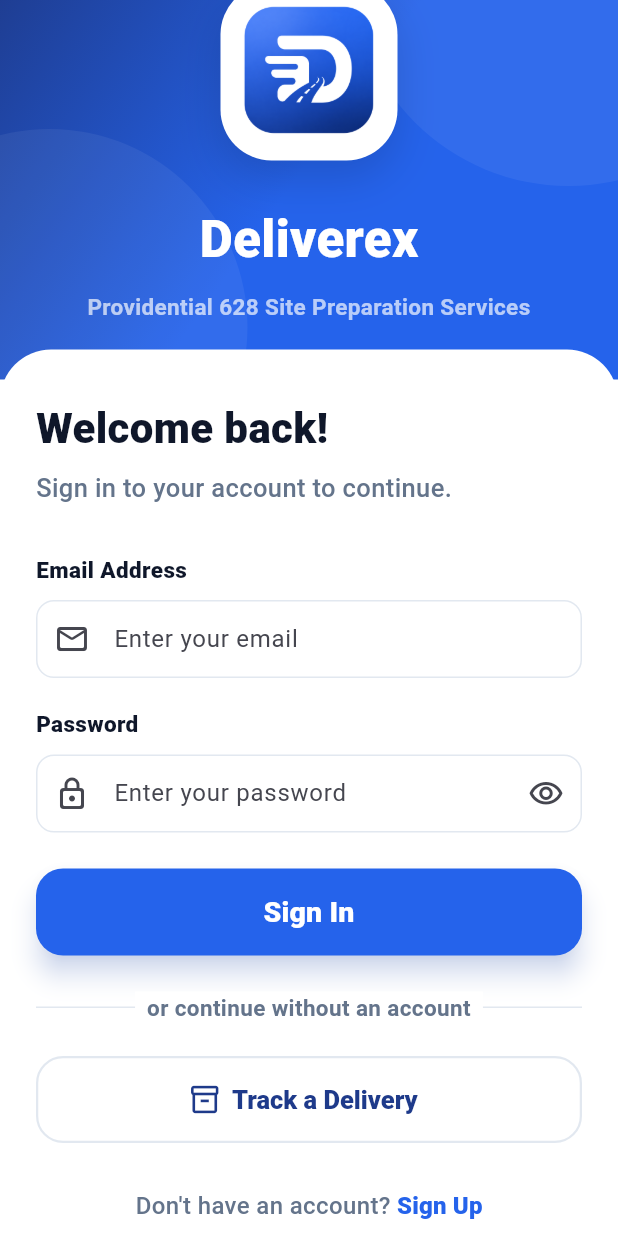
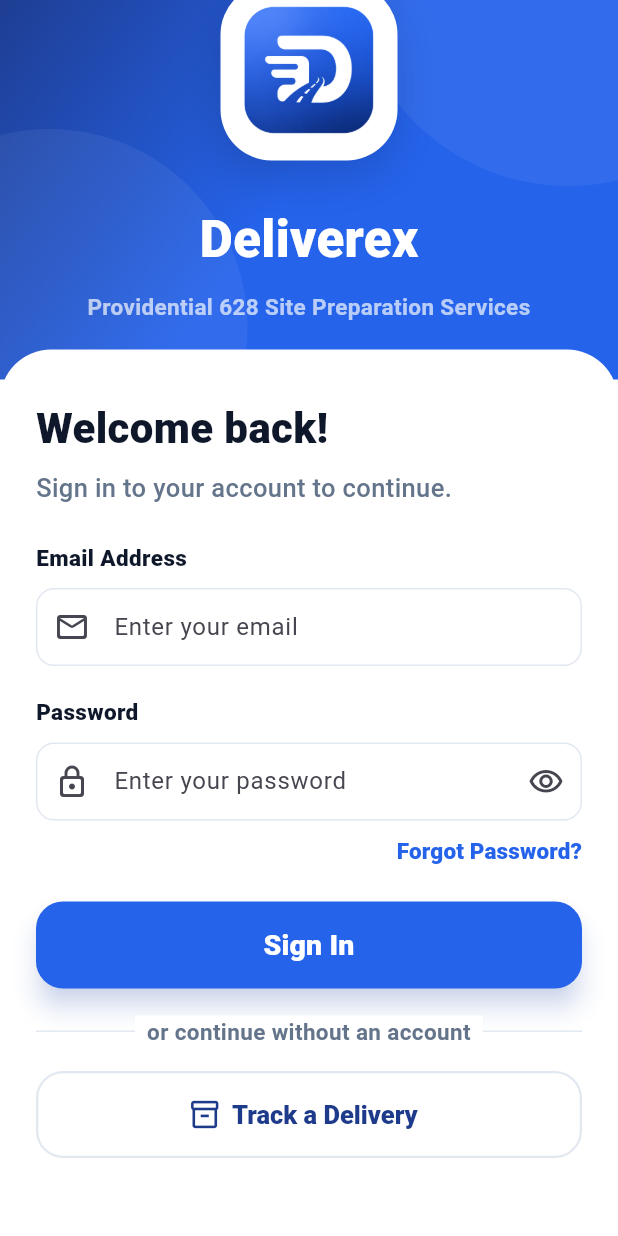
Before and after one commit to gppamor-rgb/deliverexapp, a Flutter app: the screen it shows after launch, scrolled down 39 dp, on a phone screen of 412 x 824 dp. Run offline on Flutter 3.47's test engine with Material 3 defaults, Android fonts, the phone set to English and light mode, and no system bars; our stand-ins replace connectivity_plus, dio, file_picker, flutter_secure_storage, geolocator, image_picker and 1 more; missing offline and left inert: workmanager; accounts and stored records are empty.

Commit message:
feat: add customer password reset flow

```diff
--- a/lib/screens/start_screen.dart
+++ b/lib/screens/start_screen.dart
@@ -5,8 +5,8 @@ import '../core/app_colors.dart';
 import '../core/sizes.dart';
 import '../core/transitions.dart';
 import '../services/auth_service.dart';
+import 'customer_forgot_password_screen.dart';
 import 'customer_shell_screen.dart';
-import 'customer_signup_screen.dart';
 import 'driver_shell_screen.dart';
 import 'tracking_screen.dart';
 
@@ -286,7 +286,7 @@ class _LoginPanel extends StatelessWidget {
                       fontWeight: FontWeight.w500,
                     ),
                   ),
-                  const SizedBox(height: Sizes.s32),
+                  const SizedBox(height: Sizes.s24),
                   const _FieldLabel('Email Address'),
                   const SizedBox(height: Sizes.s10),
                   TextFormField(
@@ -336,8 +336,35 @@ class _LoginPanel extends StatelessWidget {
                     },
                     onFieldSubmitted: (_) => onLogin(),
                   ),
+                  Align(
+                    alignment: Alignment.centerRight,
+                    child: TextButton(
+                      onPressed: submitting
+                          ? null
+                          : () {
+                              HapticFeedback.lightImpact();
+                              AppTransitions.push(
+                                context,
+                                const CustomerForgotPasswordScreen(),
+                              );
+                            },
+                      style: TextButton.styleFrom(
+                        padding: const EdgeInsets.only(top: Sizes.s4),
+                        minimumSize: const Size(0, 36),
+                        tapTargetSize: MaterialTapTargetSize.shrinkWrap,
+                      ),
+                      child: const Text(
+                        'Forgot Password?',
+                        style: TextStyle(
+                          color: AppColors.primary,
+                          fontSize: 15,
+                          fontWeight: FontWeight.w900,
+                        ),
+                      ),
+                    ),
+                  ),
                   if (error != null) ...[
-                    const SizedBox(height: Sizes.s16),
+                    const SizedBox(height: Sizes.s12),
                     Container(
                       padding: const EdgeInsets.all(Sizes.s12),
                       decoration: BoxDecoration(
@@ -353,7 +380,7 @@ class _LoginPanel extends StatelessWidget {
                       ),
                     ),
                   ],
-                  const SizedBox(height: Sizes.s24),
+                  const SizedBox(height: Sizes.s18),
                   SizedBox(
                     height: 58,
                     child: FilledButton(
@@ -396,9 +423,9 @@ class _LoginPanel extends StatelessWidget {
                             ),
                     ),
                   ),
-                  const SizedBox(height: Sizes.s24),
+                  const SizedBox(height: Sizes.s18),
                   const _DividerLabel(label: 'or continue without an account'),
-                  const SizedBox(height: Sizes.s22),
+                  const SizedBox(height: Sizes.s16),
                   SizedBox(
                     height: 58,
                     child: OutlinedButton.icon(
@@ -428,45 +455,6 @@ class _LoginPanel extends StatelessWidget {
                         ),
                       ),
                     ),
-                  ),
-                  const SizedBox(height: Sizes.s24),
-                  Wrap(
-                    alignment: WrapAlignment.center,
-                    crossAxisAlignment: WrapCrossAlignment.center,
-                    children: [
-                      const Text(
-                        "Don't have an account? ",
-                        style: TextStyle(
-                          color: AppColors.mutedText,
-                          fontSize: 16,
-                          fontWeight: FontWeight.w500,
-                        ),
-                      ),
-                      TextButton(
-                        onPressed: submitting
-                            ? null
-                            : () {
-                                HapticFeedback.lightImpact();
-                                AppTransitions.push(
-                                  context,
-                                  const CustomerSignupScreen(),
-                                );
-                              },
-                        style: TextButton.styleFrom(
-                          padding: EdgeInsets.zero,
-                          minimumSize: const Size(0, 36),
-                          tapTargetSize: MaterialTapTargetSize.shrinkWrap,
-                        ),
-                        child: const Text(
-                          'Sign Up',
-                          style: TextStyle(
-                            color: AppColors.primary,
-                            fontSize: 16,
-                            fontWeight: FontWeight.w900,
-                          ),
-                        ),
-                      ),
-                    ],
                   ),
                 ],
               ),
--- a/lib/services/chatbot_service.dart
+++ b/lib/services/chatbot_service.dart
@@ -6,7 +6,10 @@ class ChatbotService {
   bool useMock;
   final _random = Random();
 
-  Future<String> sendMessage(String message, List<Map<String, String>> history) async {
+  Future<String> sendMessage(
+    String message,
+    List<Map<String, String>> history,
+  ) async {
     if (useMock) {
       await Future.delayed(Duration(milliseconds: 600 + _random.nextInt(900)));
       return _mockReply(message);
@@ -14,7 +17,10 @@ class ChatbotService {
     return _realRequest(message, history);
   }
 
-  Future<String> _realRequest(String message, List<Map<String, String>> history) async {
+  Future<String> _realRequest(
+    String message,
+    List<Map<String, String>> history,
+  ) async {
     throw UnimplementedError('Backend chatbot endpoint not yet connected.');
   }
 
@@ -45,7 +51,8 @@ class ChatbotService {
       ]);
     }
 
-    if (lower.contains('job order') || lower.contains('what is') && lower.contains('id')) {
+    if (lower.contains('job order') ||
+        lower.contains('what is') && lower.contains('id')) {
       return _pick([
         'A Job Order ID is a unique code assigned to every delivery request in our system. You can find it in your booking confirmation email or on your account dashboard.',
         "It's a unique identifier for your delivery. You'll receive it when you create a job order through our platform.",
@@ -57,12 +64,14 @@ class ChatbotService {
         lower.contains('register') ||
         lower.contains('create')) {
       return _pick([
-        'To create an account, go to the Start Screen and tap "Sign Up as Customer". You can also log in if you already have an account.',
-        "You can create a customer account by tapping the sign-up option on the main screen. If you're having trouble, our support team is happy to help!",
+        'Customer accounts are created through the Deliverex team or your company setup. Contact support if you need account access.',
+        "If you need customer account access, contact support so the team can help with your company setup.",
       ]);
     }
 
-    if (lower.contains('login') || lower.contains('sign in') || lower.contains('log in')) {
+    if (lower.contains('login') ||
+        lower.contains('sign in') ||
+        lower.contains('log in')) {
       return _pick([
         'You can log in using your registered email and password from the Login screen. If you forgot your password, contact support and we can help you recover access.',
         'Head to the Login screen from the main page. Use the email and password you registered with.',
@@ -73,8 +82,8 @@ class ChatbotService {
         lower.contains('password') ||
         lower.contains('reset')) {
       return _pick([
-        "If you've forgotten your password, please reach out to our support team at deliverex.support@gmail.com and we'll help you regain access to your account.",
-        'No worries! Contact our support team and they can assist you with password recovery.',
+        'Use Forgot Password on the sign-in page to request a reset link by email.',
+        'Enter your customer email on the Forgot Password page and we will send a reset link if the account exists.',
       ]);
     }
 
@@ -110,14 +119,18 @@ class ChatbotService {
       ]);
     }
 
-    if (lower.contains('driver') || lower.contains('rider') || lower.contains('courier')) {
+    if (lower.contains('driver') ||
+        lower.contains('rider') ||
+        lower.contains('courier')) {
       return _pick([
         'Our drivers are assigned through our dispatch system. If you need to contact a driver regarding an active delivery, please reach out to support.',
         'Drivers are dispatched based on availability and proximity. For driver-specific concerns, contact our support team.',
       ]);
     }
 
-    if (lower.contains('thank') || lower.contains('thanks') || lower.contains('appreciate')) {
+    if (lower.contains('thank') ||
+        lower.contains('thanks') ||
+        lower.contains('appreciate')) {
       return _pick([
         "You're welcome! If you have any more questions, feel free to ask.",
         "Happy to help! Don't hesitate to reach out if you need anything else.",
```
Also changed, not shown: lib/screens/chatbot_screen.dart (+16 -22 lines), lib/screens/customer_forgot_password_screen.dart (added, +211 -0 lines), lib/screens/profile_screen.dart (+18 -39 lines), lib/services/customer_auth_service.dart (+30 -1 lines), lib/services/driver_service.dart (+6 -5 lines), 3 other files.
